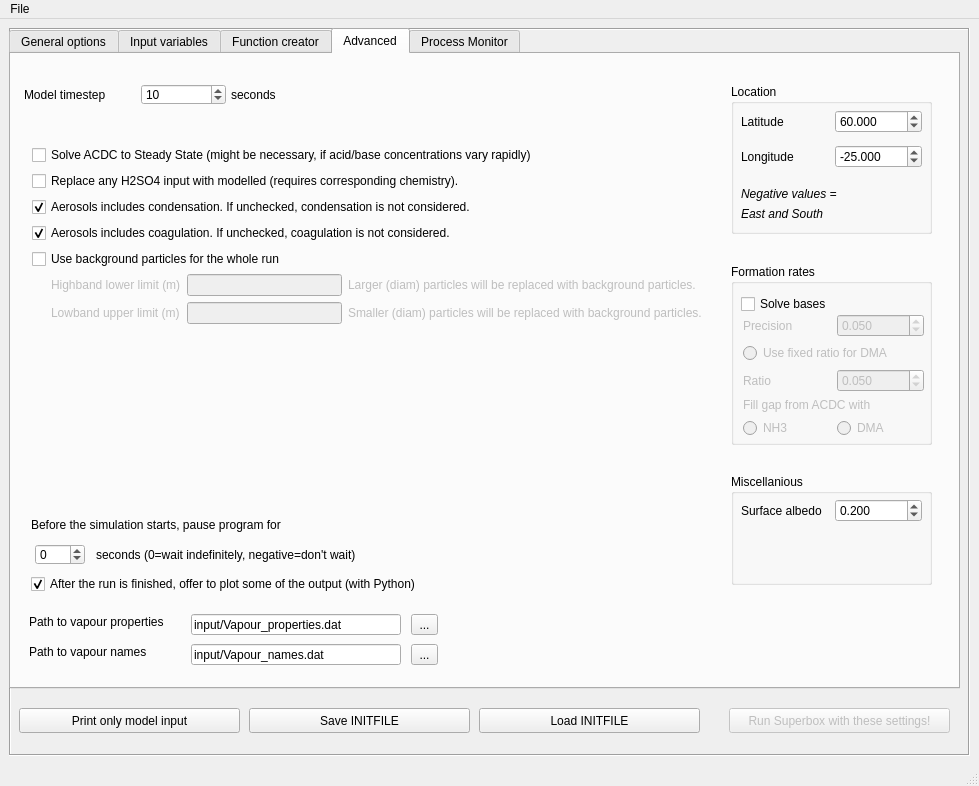
This is gui/LSD.ui in pclusius/arca-box as Qt 5 draws it before an edit. The edited form follows.
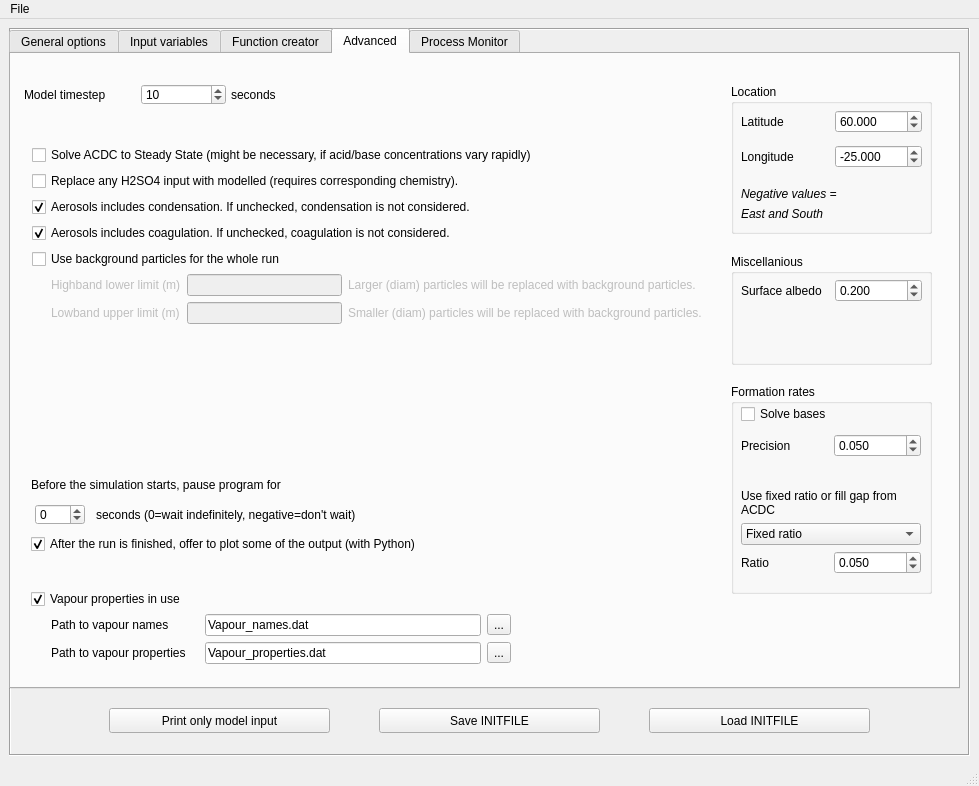
This is the edited form. The open tabs and pages were chosen to show the change.

```diff
--- a/gui/LSD.ui
+++ b/gui/LSD.ui
@@ -1468,7 +1468,7 @@
        <property name="geometry">
         <rect>
          <x>20</x>
-         <y>460</y>
+         <y>420</y>
          <width>671</width>
          <height>21</height>
         </rect>
@@ -1481,7 +1481,7 @@
        <property name="geometry">
         <rect>
          <x>24</x>
-         <y>490</y>
+         <y>450</y>
          <width>50</width>
          <height>21</height>
         </rect>
@@ -1500,7 +1500,7 @@
        <property name="geometry">
         <rect>
          <x>85</x>
-         <y>490</y>
+         <y>450</y>
          <width>611</width>
          <height>21</height>
         </rect>
@@ -1513,7 +1513,7 @@
        <property name="geometry">
         <rect>
          <x>20</x>
-         <y>520</y>
+         <y>480</y>
          <width>671</width>
          <height>20</height>
         </rect>
@@ -1654,9 +1654,9 @@
        <property name="geometry">
         <rect>
          <x>720</x>
-         <y>210</y>
+         <y>330</y>
          <width>201</width>
-         <height>181</height>
+         <height>210</height>
         </rect>
        </property>
        <property name="font">
@@ -1668,124 +1668,14 @@
        <property name="title">
         <string>Formation rates</string>
        </property>
-       <widget class="QWidget" name="layoutWidget_2">
-        <property name="geometry">
-         <rect>
-          <x>12</x>
-          <y>50</y>
-          <width>181</width>
-          <height>123</height>
-         </rect>
-        </property>
-        <layout class="QGridLayout" name="gridLayout_4">
-         <item row="0" column="0">
-          <widget class="QLabel" name="label_26">
-           <property name="enabled">
-            <bool>false</bool>
-           </property>
-           <property name="text">
-            <string>Precision</string>
-           </property>
-          </widget>
-         </item>
-         <item row="0" column="1">
-          <widget class="QDoubleSpinBox" name="doubleSpinBox_3">
-           <property name="enabled">
-            <bool>false</bool>
-           </property>
-           <property name="decimals">
-            <number>3</number>
-           </property>
-           <property name="maximum">
-            <double>2.000000000000000</double>
-           </property>
-           <property name="singleStep">
-            <double>0.010000000000000</double>
-           </property>
-           <property name="value">
-            <double>0.050000000000000</double>
-           </property>
-          </widget>
-         </item>
-         <item row="1" column="0" colspan="2">
-          <widget class="QRadioButton" name="radioButton_4">
-           <property name="enabled">
-            <bool>false</bool>
-           </property>
-           <property name="text">
-            <string>Use fixed ratio for DMA</string>
-           </property>
-          </widget>
-         </item>
-         <item row="2" column="0">
-          <widget class="QLabel" name="label_27">
-           <property name="enabled">
-            <bool>false</bool>
-           </property>
-           <property name="text">
-            <string>Ratio</string>
-           </property>
-          </widget>
-         </item>
-         <item row="2" column="1">
-          <widget class="QDoubleSpinBox" name="doubleSpinBox_4">
-           <property name="enabled">
-            <bool>false</bool>
-           </property>
-           <property name="decimals">
-            <number>3</number>
-           </property>
-           <property name="maximum">
-            <double>2.000000000000000</double>
-           </property>
-           <property name="singleStep">
-            <double>0.010000000000000</double>
-           </property>
-           <property name="value">
-            <double>0.050000000000000</double>
-           </property>
-          </widget>
-         </item>
-         <item row="3" column="0" colspan="2">
-          <widget class="QLabel" name="label_28">
-           <property name="enabled">
-            <bool>false</bool>
-           </property>
-           <property name="text">
-            <string>Fill gap from ACDC with</string>
-           </property>
-          </widget>
-         </item>
-         <item row="4" column="0">
-          <widget class="QRadioButton" name="radioButton_5">
-           <property name="enabled">
-            <bool>false</bool>
-           </property>
-           <property name="text">
-            <string>NH3</string>
-           </property>
-          </widget>
-         </item>
-         <item row="4" column="1">
-          <widget class="QRadioButton" name="radioButton_6">
-           <property name="enabled">
-            <bool>false</bool>
-           </property>
-           <property name="text">
-            <string>DMA</string>
-           </property>
-          </widget>
-         </item>
-        </layout>
-       </widget>
-       <widget class="QCheckBox" name="checkBox_che_4">
+       <widget class="QCheckBox" name="resolve_base">
         <property name="enabled">
          <bool>true</bool>
         </property>
         <property name="geometry">
          <rect>
           <x>10</x>
-          <y>30</y>
+          <y>20</y>
           <width>179</width>
           <height>20</height>
          </rect>
@@ -1806,12 +1696,149 @@
          <bool>false</bool>
         </property>
        </widget>
+       <widget class="QFrame" name="frameBase">
+        <property name="enabled">
+         <bool>true</bool>
+        </property>
+        <property name="geometry">
+         <rect>
+          <x>10</x>
+          <y>50</y>
+          <width>191</width>
+          <height>151</height>
+         </rect>
+        </property>
+        <property name="frameShape">
+         <enum>QFrame::NoFrame</enum>
+        </property>
+        <property name="frameShadow">
+         <enum>QFrame::Raised</enum>
+        </property>
+        <widget class="QWidget" name="layoutWidget_2">
+         <property name="geometry">
+          <rect>
+           <x>0</x>
+           <y>0</y>
+           <width>180</width>
+           <height>140</height>
+          </rect>
+         </property>
+         <layout class="QGridLayout" name="gridLayout_4">
+          <item row="0" column="0">
+           <widget class="QLabel" name="label_26">
+            <property name="enabled">
+             <bool>true</bool>
+            </property>
+            <property name="text">
+             <string>Precision</string>
+            </property>
+           </widget>
+          </item>
+          <item row="3" column="0" colspan="2">
+           <widget class="QComboBox" name="fill_formation_with">
+            <property name="enabled">
+             <bool>true</bool>
+            </property>
+            <item>
+             <property name="text">
+              <string>Fixed ratio</string>
+             </property>
+            </item>
+            <item>
+             <property name="text">
+              <string>Fill with DMA</string>
+             </property>
+            </item>
+            <item>
+             <property name="text">
+              <string>Fill with NH3</string>
+             </property>
+            </item>
+           </widget>
+          </item>
+          <item row="0" column="1">
+           <widget class="QDoubleSpinBox" name="resolve_base_precision">
+            <property name="enabled">
+             <bool>true</bool>
+            </property>
+            <property name="decimals">
+             <number>3</number>
+            </property>
+            <property name="maximum">
+             <double>2.000000000000000</double>
+            </property>
+            <property name="singleStep">
+             <double>0.010000000000000</double>
+            </property>
+            <property name="value">
+             <double>0.050000000000000</double>
+            </property>
+           </widget>
+          </item>
+          <item row="4" column="1">
+           <widget class="QDoubleSpinBox" name="dma_f">
+            <property name="enabled">
+             <bool>true</bool>
+            </property>
+            <property name="decimals">
+             <number>3</number>
+            </property>
+            <property name="maximum">
+             <double>2.000000000000000</double>
+            </property>
+            <property name="singleStep">
+             <double>0.010000000000000</double>
+            </property>
+            <property name="value">
+             <double>0.050000000000000</double>
+            </property>
+           </widget>
+          </item>
+          <item row="2" column="0" colspan="2">
+           <widget class="QLabel" name="label_28">
+            <property name="enabled">
+             <bool>true</bool>
+            </property>
+            <property name="text">
+             <string>Use fixed ratio or fill gap from ACDC</string>
+            </property>
+            <property name="wordWrap">
+             <bool>true</bool>
+            </property>
+           </widget>
+          </item>
+          <item row="4" column="0">
+           <widget class="QLabel" name="label_27">
+            <property name="enabled">
+             <bool>true</bool>
+            </property>
+            <property name="text">
+             <string>Ratio</string>
+            </property>
+           </widget>
+          </item>
+          <item row="1" column="0">
+           <spacer name="verticalSpacer_2">
+            <property name="orientation">
+             <enum>Qt::Vertical</enum>
+            </property>
+            <property name="sizeHint" stdset="0">
+             <size>
+              <width>20</width>
+              <height>40</height>
+             </size>
+            </property>
+           </spacer>
+          </item>
+         </layout>
+        </widget>
+       </widget>
       </widget>
       <widget class="QGroupBox" name="groupBox_6">
        <property name="geometry">
         <rect>
          <x>720</x>
-         <y>420</y>
+         <y>200</y>
          <width>201</width>
          <height>111</height>
         </rect>
@@ -1947,108 +1974,6 @@
         </layout>
        </widget>
       </widget>
-      <widget class="QLabel" name="label_50">
-       <property name="geometry">
-        <rect>
-         <x>18</x>
-         <y>560</y>
-         <width>180</width>
-         <height>16</height>
-        </rect>
-       </property>
-       <property name="text">
-        <string>Path to vapour properties</string>
-       </property>
-      </widget>
-      <widget class="QLineEdit" name="lineEdit_15">
-       <property name="geometry">
-        <rect>
-         <x>180</x>
-         <y>560</y>
-         <width>210</width>
-         <height>21</height>
-        </rect>
-       </property>
-       <property name="font">
-        <font>
-         <weight>50</weight>
-         <bold>false</bold>
-        </font>
-       </property>
-       <property name="text">
-        <string>input/Vapour_properties.dat</string>
-       </property>
-      </widget>
-      <widget class="QToolButton" name="toolButton_7">
-       <property name="geometry">
-        <rect>
-         <x>400</x>
-         <y>560</y>
-         <width>27</width>
-         <height>21</height>
-        </rect>
-       </property>
-       <property name="font">
-        <font>
-         <weight>50</weight>
-         <bold>false</bold>
-        </font>
-       </property>
-       <property name="text">
-        <string>...</string>
-       </property>
-      </widget>
-      <widget class="QLabel" name="label_51">
-       <property name="geometry">
-        <rect>
-         <x>18</x>
-         <y>590</y>
-         <width>180</width>
-         <height>16</height>
-        </rect>
-       </property>
-       <property name="text">
-        <string>Path to vapour names</string>
-       </property>
-      </widget>
-      <widget class="QLineEdit" name="lineEdit_16">
-       <property name="geometry">
-        <rect>
-         <x>180</x>
-         <y>590</y>
-         <width>210</width>
-         <height>21</height>
-        </rect>
-       </property>
-       <property name="font">
-        <font>
-         <weight>50</weight>
-         <bold>false</bold>
-        </font>
-       </property>
-       <property name="text">
-        <string>input/Vapour_names.dat</string>
-       </property>
-      </widget>
-      <widget class="QToolButton" name="toolButton_8">
-       <property name="geometry">
-        <rect>
-         <x>400</x>
-         <y>590</y>
-         <width>27</width>
-         <height>21</height>
-        </rect>
-       </property>
-       <property name="font">
-        <font>
-         <weight>50</weight>
-         <bold>false</bold>
-        </font>
-       </property>
-       <property name="text">
-        <string>...</string>
-       </property>
-      </widget>
       <widget class="QWidget" name="layoutWidget">
        <property name="geometry">
         <rect>
@@ -2115,6 +2040,116 @@
         </item>
        </layout>
       </widget>
+      <widget class="QCheckBox" name="vap_logical">
+       <property name="geometry">
+        <rect>
+         <x>20</x>
+         <y>530</y>
+         <width>420</width>
+         <height>30</height>
+        </rect>
+       </property>
+       <property name="text">
+        <string>Vapour properties in use</string>
+       </property>
+       <property name="checked">
+        <bool>true</bool>
+       </property>
+      </widget>
+      <widget class="QFrame" name="frameVap">
+       <property name="geometry">
+        <rect>
+         <x>30</x>
+         <y>560</y>
+         <width>470</width>
+         <height>60</height>
+        </rect>
+       </property>
+       <property name="frameShape">
+        <enum>QFrame::NoFrame</enum>
+       </property>
+       <property name="frameShadow">
+        <enum>QFrame::Raised</enum>
+       </property>
+       <widget class="QWidget" name="">
+        <property name="geometry">
+         <rect>
+          <x>10</x>
+          <y>0</y>
+          <width>460</width>
+          <height>50</height>
+         </rect>
+        </property>
+        <layout class="QGridLayout" name="gridLayout_13">
+         <item row="0" column="0">
+          <widget class="QLabel" name="label_51">
+           <property name="text">
+            <string>Path to vapour names</string>
+           </property>
+          </widget>
+         </item>
+         <item row="0" column="1">
+          <widget class="QLineEdit" name="vap_names">
+           <property name="font">
+            <font>
+             <weight>50</weight>
+             <bold>false</bold>
+            </font>
+           </property>
+           <property name="text">
+            <string>Vapour_names.dat</string>
+           </property>
+          </widget>
+         </item>
+         <item row="0" column="2">
+          <widget class="QToolButton" name="butVapourNames">
+           <property name="font">
+            <font>
+             <weight>50</weight>
+             <bold>false</bold>
+            </font>
+           </property>
+           <property name="text">
+            <string>...</string>
+           </property>
+          </widget>
+         </item>
+         <item row="1" column="0">
+          <widget class="QLabel" name="label_50">
+           <property name="text">
+            <string>Path to vapour properties    </string>
+           </property>
+          </widget>
+         </item>
+         <item row="1" column="1">
+          <widget class="QLineEdit" name="vap_props">
+           <property name="font">
+            <font>
+             <weight>50</weight>
+             <bold>false</bold>
+            </font>
+           </property>
+           <property name="text">
+            <string>Vapour_properties.dat</string>
+           </property>
+          </widget>
+         </item>
+         <item row="1" column="2">
+          <widget class="QToolButton" name="butVapour">
+           <property name="font">
+            <font>
+             <weight>50</weight>
+             <bold>false</bold>
+            </font>
+           </property>
+           <property name="text">
+            <string>...</string>
+           </property>
+          </widget>
+         </item>
+        </layout>
+       </widget>
+      </widget>
      </widget>
      <widget class="QWidget" name="tab_5">
       <attribute name="title">
@@ -2253,26 +2288,10 @@
       </widget>
      </widget>
     </widget>
-    <widget class="QPushButton" name="pushButton">
-     <property name="enabled">
-      <bool>false</bool>
-     </property>
+    <widget class="QPushButton" name="printButton">
      <property name="geometry">
       <rect>
-       <x>720</x>
-       <y>680</y>
-       <width>221</width>
-       <height>25</height>
-      </rect>
-     </property>
-     <property name="text">
-      <string>Run Superbox with these settings!</string>
-     </property>
-    </widget>
-    <widget class="QPushButton" name="pushButton_2">
-     <property name="geometry">
-      <rect>
-       <x>10</x>
+       <x>100</x>
        <y>680</y>
        <width>221</width>
        <height>25</height>
@@ -2285,7 +2304,7 @@
     <widget class="QPushButton" name="pushButton_3">
      <property name="geometry">
       <rect>
-       <x>240</x>
+       <x>370</x>
        <y>680</y>
        <width>221</width>
        <height>25</height>
@@ -2298,7 +2317,7 @@
     <widget class="QPushButton" name="pushButton_4">
      <property name="geometry">
       <rect>
-       <x>470</x>
+       <x>640</x>
        <y>680</y>
        <width>221</width>
        <height>25</height>
```
Left out of the diff: 630 changed lines with no effect on the pictures.
